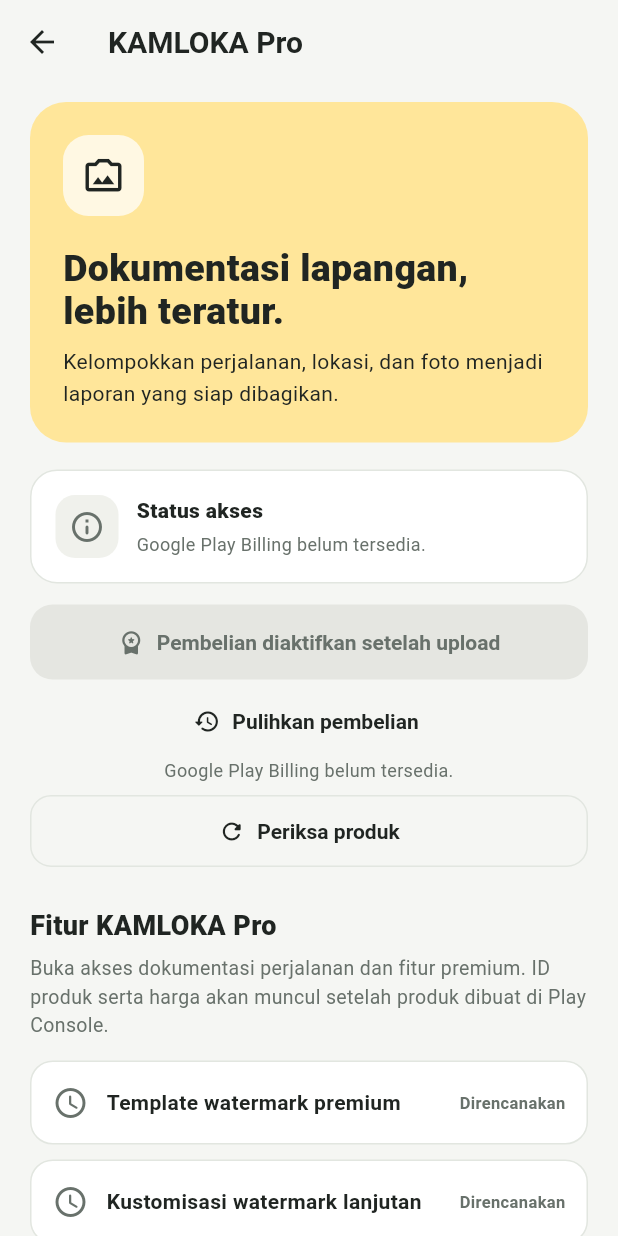
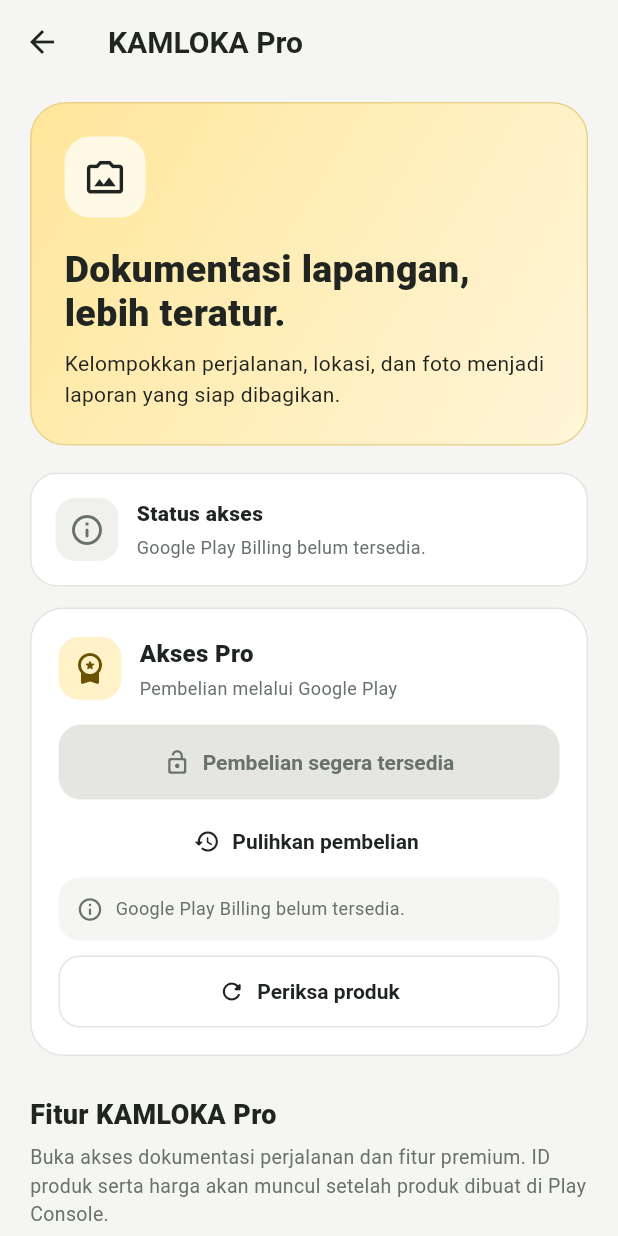
Before and after one commit to DedeAlmustaqim/kamloka_rebuild, a Flutter app: the KamlokaProScreen screen opened directly, after a tap on "Pulihkan pembelian", on a phone screen of 412 x 824 dp. Run offline on Flutter 3.47's test engine with Material 3 defaults, Android fonts, the light colour scheme and no system bars; our stand-ins replace camera, geolocator, get, in_app_purchase, native_device_orientation, pdf and 3 more; missing offline and left inert: gal; accounts and stored records are empty.

Commit message:
ui: polish KAMLOKA Pro screen and purchase feedback

```diff
--- a/lib/modules/settings/views/settings_screen.dart
+++ b/lib/modules/settings/views/settings_screen.dart
@@ -275,8 +275,61 @@
   }
 }
 
-class KamlokaProScreen extends StatelessWidget {
+class KamlokaProScreen extends StatefulWidget {
   const KamlokaProScreen({super.key});
+
+  @override
+  State<KamlokaProScreen> createState() => _KamlokaProScreenState();
+}
+
+class _KamlokaProScreenState extends State<KamlokaProScreen> {
+  Worker? _purchaseStatusWorker;
+
+  @override
+  void initState() {
+    super.initState();
+    final billing = Get.find<ProPurchaseService>();
+    _purchaseStatusWorker = ever<String>(billing.statusMessage, (message) {
+      final isActionResult = message.contains('Pembelian KAMLOKA Pro diterima') ||
+          message.contains('berhasil dipulihkan') ||
+          message.startsWith('Pembelian gagal:') ||
+          message == 'Pembelian dibatalkan.' ||
+          message.startsWith('Produk belum dapat dimuat:') ||
+          message.startsWith('Produk Pro belum ditemukan.') ||
+          message.startsWith('Gagal menghubungkan Google Play:');
+      if (!isActionResult || !mounted) return;
+
+      final isError = message.startsWith('Pembelian gagal:') ||
+          message.startsWith('Produk belum dapat dimuat:') ||
+          message.startsWith('Produk Pro belum ditemukan.') ||
+          message.startsWith('Gagal menghubungkan Google Play:');
+      final isSuccess = message.contains('diterima') ||
+          message.contains('berhasil dipulihkan');
+      WidgetsBinding.instance.addPostFrameCallback((_) {
+        if (!mounted) return;
+        showProMessageDialog(
+          context: context,
+          title: isSuccess
+              ? 'KAMLOKA Pro aktif'
+              : isError
+                  ? 'Belum berhasil'
+                  : 'Informasi pembelian',
+          message: message,
+          type: isSuccess
+              ? ProMessageType.success
+              : isError
+                  ? ProMessageType.error
+                  : ProMessageType.info,
+        );
+      });
+    });
+  }
+
+  @override
+  void dispose() {
+    _purchaseStatusWorker?.dispose();
+    super.dispose();
+  }
 
   @override
   Widget build(BuildContext context) {
@@ -290,8 +343,13 @@
               Container(
                 padding: const EdgeInsets.all(22),
                 decoration: BoxDecoration(
-                  color: const Color(0xFFFFE69A),
+                  gradient: const LinearGradient(
+                    begin: Alignment.topLeft,
+                    end: Alignment.bottomRight,
+                    colors: [Color(0xFFFFE69A), Color(0xFFFFF6D9)],
+                  ),
                   borderRadius: BorderRadius.circular(24),
+                  border: Border.all(color: const Color(0xFFEAD28B)),
                 ),
                 child: Column(
                   crossAxisAlignment: CrossAxisAlignment.start,
@@ -397,21 +455,78 @@
                 final canBuy = product != null &&
                     billing.storeAvailable.value &&
                     !billing.purchasePending.value;
-                return Column(
+                return Container(
+                  padding: const EdgeInsets.all(18),
+                  decoration: BoxDecoration(
+                    color: ProTheme.surface,
+                    borderRadius: BorderRadius.circular(22),
+                    border: Border.all(color: ProTheme.border),
+                  ),
+                  child: Column(
                     crossAxisAlignment: CrossAxisAlignment.stretch,
                     children: [
+                      Row(
+                        children: [
+                          Container(
+                            width: 42,
+                            height: 42,
+                            decoration: BoxDecoration(
+                              color: const Color(0xFFFFF2C8),
+                              borderRadius: BorderRadius.circular(14),
+                            ),
+                            child: const Icon(
+                              Icons.workspace_premium_rounded,
+                              color: ProTheme.primaryDark,
+                            ),
+                          ),
+                          const SizedBox(width: 12),
+                          const Expanded(
+                            child: Column(
+                              crossAxisAlignment: CrossAxisAlignment.start,
+                              children: [
+                                Text(
+                                  'Akses Pro',
+                                  style: TextStyle(
+                                    color: ProTheme.text,
+                                    fontWeight: FontWeight.w800,
+                                    fontSize: 16,
+                                  ),
+                                ),
+                                SizedBox(height: 3),
+                                Text(
+                                  'Pembelian melalui Google Play',
+                                  style: TextStyle(
+                                    color: ProTheme.secondaryText,
+                                    fontSize: 12,
+                                  ),
+                                ),
+                              ],
+                            ),
+                          ),
+                          if (billing.isLoading.value)
+                            const SizedBox(
+                              width: 18,
+                              height: 18,
+                              child: CircularProgressIndicator(strokeWidth: 2),
+                            ),
+                        ],
+                      ),
+                      const SizedBox(height: 16),
                       FilledButton.icon(
                         onPressed: canBuy ? billing.buyPro : null,
                         icon: billing.purchasePending.value
                             ? const SizedBox(
                                 width: 18,
                                 height: 18,
-                              child: CircularProgressIndicator(strokeWidth: 2),
+                                child: CircularProgressIndicator(
+                                  strokeWidth: 2,
+                                  color: Colors.white,
+                                ),
                               )
-                          : const Icon(Icons.workspace_premium_rounded),
+                            : const Icon(Icons.lock_open_rounded),
                         label: Text(
                           product == null
-                            ? 'Pembelian diaktifkan setelah upload'
+                              ? 'Pembelian segera tersedia'
                               : 'Beli KAMLOKA Pro • ${product.price}',
                         ),
                       ),
@@ -423,16 +538,35 @@
                         icon: const Icon(Icons.restore_rounded),
                         label: const Text('Pulihkan pembelian'),
                       ),
-                    Text(
+                      Container(
+                        padding: const EdgeInsets.all(12),
+                        decoration: BoxDecoration(
+                          color: ProTheme.background,
+                          borderRadius: BorderRadius.circular(14),
+                        ),
+                        child: Row(
+                          crossAxisAlignment: CrossAxisAlignment.start,
+                          children: [
+                            const Icon(
+                              Icons.info_outline_rounded,
+                              size: 18,
+                              color: ProTheme.secondaryText,
+                            ),
+                            const SizedBox(width: 8),
+                            Expanded(
+                              child: Text(
                                 billing.statusMessage.value,
-                      textAlign: TextAlign.center,
                                 style: const TextStyle(
                                   color: ProTheme.secondaryText,
                                   fontSize: 12,
-                        height: 1.4,
+                                  height: 1.45,
                                 ),
                               ),
-                    const SizedBox(height: 8),
+                            ),
+                          ],
+                        ),
+                      ),
+                      const SizedBox(height: 10),
                       OutlinedButton.icon(
                         onPressed: billing.isLoading.value
                             ? null
@@ -441,6 +575,7 @@
                         label: const Text('Periksa produk'),
                       ),
                     ],
+                  ),
                 );
               }),
               const SizedBox(height: 26),
```
Lines whose indentation alone changed are shown as unchanged.
